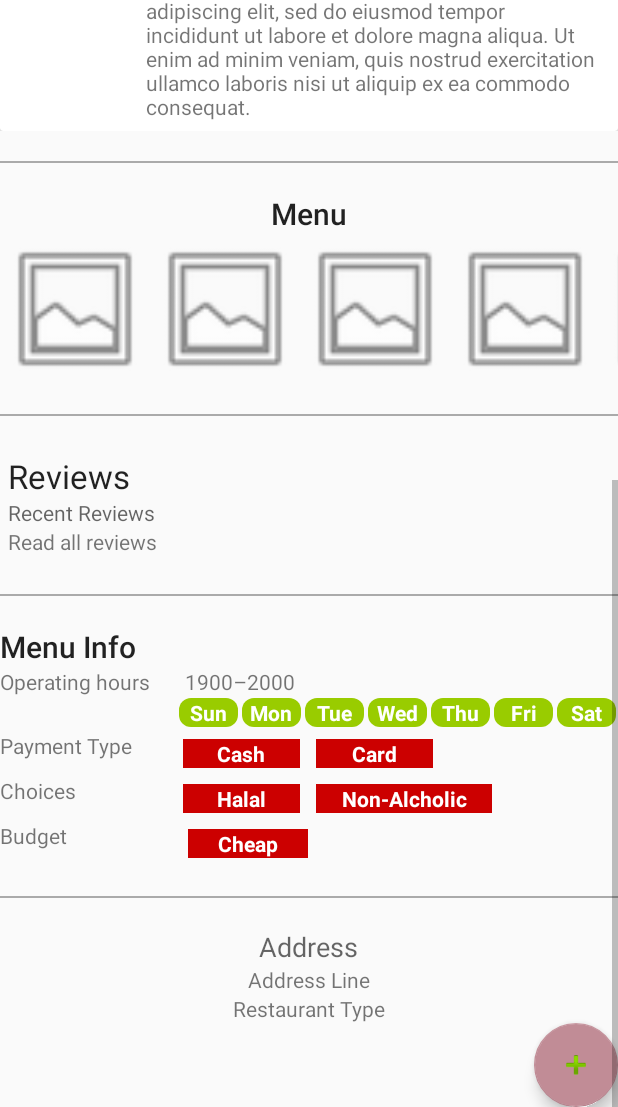
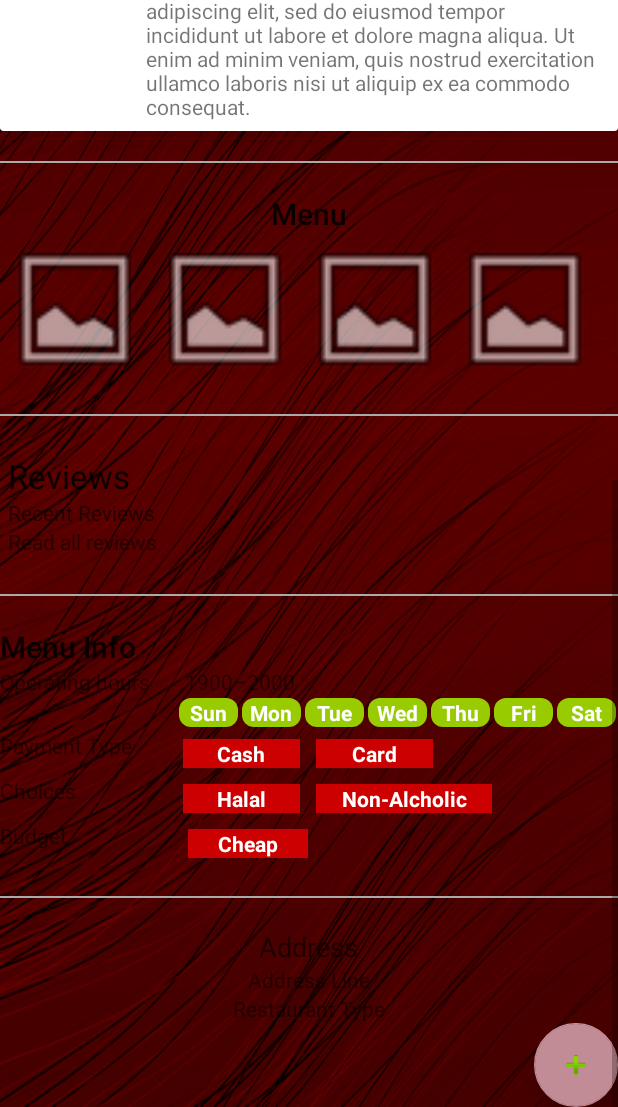
Before and after one commit to z80lives/XodeboxFood, an Android app: the RestaurantActivity screen opened directly, with no data from a screen before it, scrolled down 643 dp, on a phone screen of 412 x 824 dp, the part 129-1236 px from its top. Run offline under Robolectric (Android 15) with nearby library versions, the phone set to English and light mode, and no system bars; our stand-ins replace Picasso; pictures from the network do not load.

Commit message:
Changed the background of the newer screen to match with Waleed's commit. (cherry picked from commit 82a5e90)

```diff
--- a/app/src/main/java/xodebox/food/activities/RestaurantActivity.java
+++ b/app/src/main/java/xodebox/food/activities/RestaurantActivity.java
@@ -3,6 +3,7 @@ package xodebox.food.activities;
 import android.os.Bundle;
 import android.support.v7.app.AppCompatActivity;
 import android.view.View;
+import android.widget.TextView;
 
 import xodebox.food.R;
 import xodebox.food.ui.managers.DefaultViewSwitcher;
@@ -10,6 +11,9 @@ import xodebox.food.ui.managers.XodeboxViewManager;
 
 public class RestaurantActivity extends AppCompatActivity {
     XodeboxViewManager viewManager;
+
+    TextView restaurantName;
+    TextView areaAndCity;
     //View rootView=null;
 
     @Override
@@ -30,8 +34,18 @@ public class RestaurantActivity extends AppCompatActivity {
 
         //setContentView(viewManager.getRootView(),
         //        new ViewGroup.LayoutParams(ViewGroup.LayoutParams.MATCH_PARENT, ViewGroup.LayoutParams.MATCH_PARENT));
+        fetchUI();
         setContentView(viewManager.getRootView());
     }
+
+    private void fetchUI(){
+        restaurantName = (TextView) findViewById(R.id.restaurant_name);
+        areaAndCity    = (TextView) findViewById(R.id.area);
+
+
+
+    }
+
 
     @Override
     protected void onStart() {
--- a/app/src/main/java/xodebox/food/ui/nav/NavBar.java
+++ b/app/src/main/java/xodebox/food/ui/nav/NavBar.java
@@ -32,7 +32,7 @@ public class NavBar extends TabLayout {
         setTabMode(MODE_FIXED);
         setSelectedTabIndicatorHeight(0);
         setTabGravity(GRAVITY_FILL);
-        setBackgroundResource(R.color.colorPrimary);
+        setBackgroundResource(R.color.colorScarlet);
         setTabTextColors(getResources().getColor(android.R.color.primary_text_dark),
                           getResources().getColor(android.R.color.holo_orange_light));
     }
@@ -62,7 +62,7 @@ public class NavBar extends TabLayout {
                 ImageButton imageButton = new ImageButton(getContext());
                 //Resources.Theme diceTheme = getResources().newTheme();
                 imageButton.setImageDrawable(getResources().getDrawable(R.drawable.roll_the_dice));
-                imageButton.setBackgroundResource(R.color.colorPrimary);
+                imageButton.setBackgroundResource(R.color.colorScarlet);
                 imageButton.setScaleType(ImageView.ScaleType.FIT_CENTER);
                 rollDiceButton = imageButton;
                 addTab(newTab().setCustomView(imageButton));
--- a/app/src/main/res/layout/news_feed_page.xml
+++ b/app/src/main/res/layout/news_feed_page.xml
@@ -3,7 +3,7 @@
     android:orientation="vertical" android:layout_width="match_parent"
     android:layout_height="match_parent"
     xmlns:tools="http://schemas.android.com/tools"
-    android:background="@color/com_facebook_button_border_color_focused">
+    android:background="@drawable/waves">
 
     <LinearLayout
         android:layout_width="match_parent"
--- a/app/src/main/res/layout/restaurant_feature_item.xml
+++ b/app/src/main/res/layout/restaurant_feature_item.xml
@@ -51,4 +51,5 @@
         />
     </LinearLayout>
 </LinearLayout>
+
 </android.support.v7.widget.CardView>
--- a/app/src/main/res/layout/restaurant_page.xml
+++ b/app/src/main/res/layout/restaurant_page.xml
@@ -2,7 +2,8 @@
 <ScrollView xmlns:android="http://schemas.android.com/apk/res/android"
     android:layout_width="match_parent"
     android:layout_height="match_parent"
-    xmlns:tools="http://schemas.android.com/tools">
+    xmlns:tools="http://schemas.android.com/tools"
+    android:background="@drawable/waves">
 
     <LinearLayout
         android:layout_width="match_parent"
@@ -70,7 +71,7 @@
             android:layout_height="wrap_content"
             android:textAppearance="?android:attr/textAppearanceMedium"
             android:text="@string/restaurant_area"
-            android:id="@+id/textView8"
+            android:id="@+id/area"
             android:layout_below="@+id/restaurant_name"
             android:layout_alignLeft="@+id/restaurant_name"
             android:layout_alignStart="@+id/restaurant_name"
@@ -79,7 +80,8 @@
         <TextView
             android:layout_width="wrap_content"
             android:layout_height="wrap_content"
-            android:text="@string/label_operating_hours"/>
+            android:text="@string/label_operating_hours"
+            android:id="@id/field_operating_time"/>
 
         <LinearLayout
             android:orientation="horizontal"
@@ -127,6 +129,7 @@
             android:backgroundTint="@color/accent_material_dark"
             android:backgroundTintMode="multiply" />
         </LinearLayout>
+
         <View
             style="@style/Divider"
             />
@@ -199,33 +202,7 @@
         <xodebox.food.ui.view.ReviewBox
             android:layout_width="match_parent"
             android:layout_height="wrap_content" />
-        <!--
-        <FrameLayout
-            android:layout_width="wrap_content"
-            android:layout_height="wrap_content">
-            <include layout="@layout/food_review_item"/>
-        </FrameLayout>
 
-
-        <FrameLayout
-            android:layout_width="wrap_content"
-            android:layout_height="wrap_content">
-            <include layout="@layout/food_review_item"/>
-        </FrameLayout>
-
-        <android.support.design.widget.FloatingActionButton
-            android:layout_width="wrap_content"
-            android:layout_height="wrap_content"
-            android:src="@android:drawable/ic_input_add"
-            android:layout_gravity="right|bottom"
-            />
-
-        <Button
-            android:layout_width="wrap_content"
-            android:layout_height="wrap_content"
-            android:text="@string/more_review_label"
-            />
--->
 
         <View
             style="@style/Divider"
```
Also changed, not shown: app/src/main/res/layout/collections_page.xml (+2 -24 lines), app/src/main/res/layout/home_screen.xml (+25 -5 lines).
